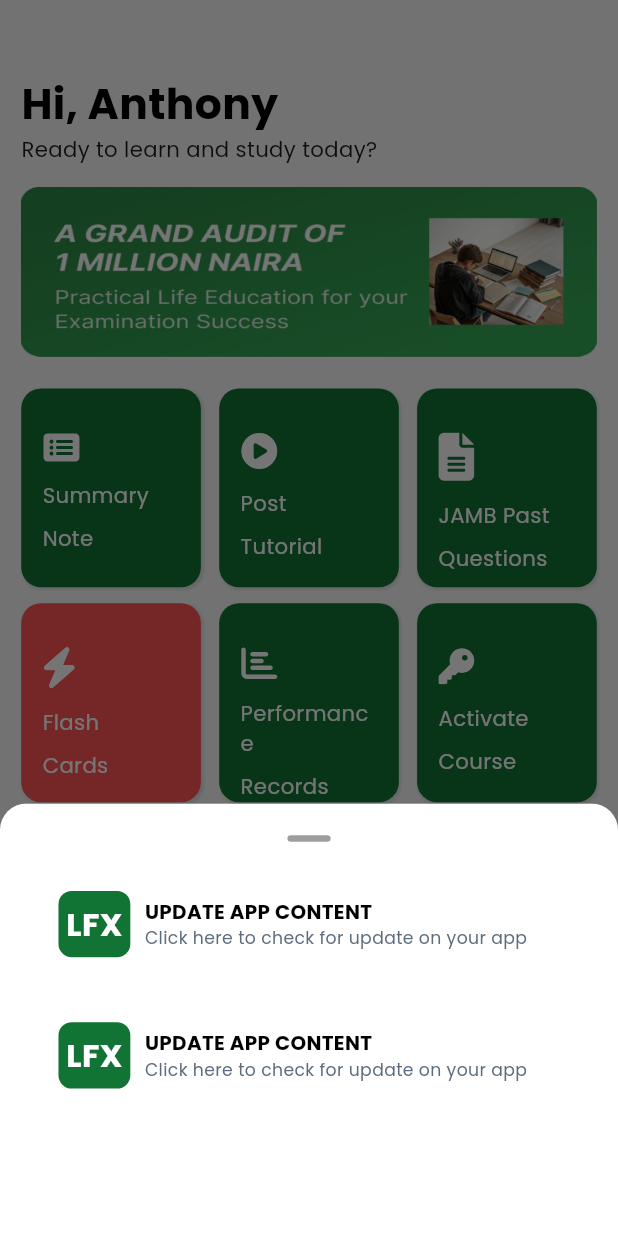
After one commit to Ehonrie/Clone-App, a Flutter app: the HomeView screen opened directly, after a tap on "Performance", on a phone screen of 412 x 824 dp. The commit adds this screen. Run offline on Flutter 3.47's test engine with Material 3 defaults, Android fonts, the phone set to English and light mode, and no system bars; drawn by our look-alikes of carousel_slider; our stand-ins replace flutter_screenutil, flutter_svg, google_fonts, vector_graphics.

Commit message:
update on the homepage

```diff
--- a/lib/features/home/presentation/pages/home_view.dart
+++ b/lib/features/home/presentation/pages/home_view.dart
@@ -6,6 +6,7 @@ import 'package:flutter/material.dart';
 import 'package:flutter_screenutil/flutter_screenutil.dart';
 
 import '../../../../gen/assets.gen.dart';
+import '../widget/performance_widget.dart';
 
 class HomeView extends StatefulWidget {
   const HomeView({super.key});
@@ -73,16 +74,19 @@ class _HomeViewState extends State<HomeView> {
                     icon: Assets.icons.summary.svg(),
                     title: "Summary",
                     title1: "Note",
+                    onTap: () {},
                   ),
                   QuickActions(
                     icon: Assets.icons.tutorial.svg(),
                     title: "Post ",
                     title1: "Tutorial",
+                    onTap: () {},
                   ),
                   QuickActions(
                     icon: Assets.icons.jamb.svg(),
                     title: "JAMB Past",
                     title1: "Questions",
+                    onTap: () {},
                   ),
                 ],
               ),
@@ -92,18 +96,35 @@ class _HomeViewState extends State<HomeView> {
                 children: [
                   QuickActions(
                     icon: Assets.icons.flash.svg(),
+                    color: Colors.redAccent,
                     title: "Flash",
                     title1: "Cards",
+                    onTap: () {},
                   ),
                   QuickActions(
                     icon: Assets.icons.record.svg(),
                     title: "Performance",
                     title1: "Records",
+                    onTap: () => showModalBottomSheet(
+                      shape: RoundedRectangleBorder(
+                        borderRadius: BorderRadius.vertical(
+                          top: Radius.circular(20),
+                        ),
+                      ),
+                      context: context,
+                      builder: (context) {
+                        return PerformanceWidget();
+                      },
+                      backgroundColor: Colors.transparent,
+                      isScrollControlled: true,
+                      isDismissible: true,
+                    ),
                   ),
                   QuickActions(
                     icon: Assets.icons.pin.svg(),
                     title: "Activate",
                     title1: "Course",
+                    onTap: () {},
                   ),
                 ],
               ),
@@ -288,19 +309,25 @@ class LfxStamp extends StatelessWidget {
 }
 
 class QuickActions extends StatelessWidget {
+  final VoidCallback onTap;
   final String title;
   final String title1;
   final Widget icon;
+  final Color? color;
   const QuickActions({
     super.key,
     required this.title,
     required this.icon,
     required this.title1,
+    this.color,
+    required this.onTap,
   });
 
   @override
   Widget build(BuildContext context) {
-    return Container(
+    return GestureDetector(
+      onTap: onTap,
+      child: Container(
         padding: EdgeInsets.all(16.sp),
         width: 125.w,
         height: 150.h,
@@ -313,7 +340,7 @@ class QuickActions extends StatelessWidget {
               spreadRadius: 0.5.r,
             ),
           ],
-        color: AppColors.primary,
+          color: color ?? AppColors.primary,
           borderRadius: BorderRadius.circular(15.r),
         ),
         child: Column(
@@ -326,16 +353,17 @@ class QuickActions extends StatelessWidget {
               title,
               style: Theme.of(
                 context,
-            ).textTheme.myBodyStyle2.copyWith(color: Colors.white),
+              ).textTheme.myBodyStyle.copyWith(color: Colors.white),
             ),
-          14.toColumnSizedBox(),
+            10.toColumnSizedBox(),
             Text(
               title1,
               style: Theme.of(
                 context,
-            ).textTheme.myBodyStyle2.copyWith(color: Colors.white),
+              ).textTheme.myBodyStyle.copyWith(color: Colors.white),
             ),
           ],
+        ),
       ),
     );
   }
--- /dev/null
+++ b/lib/features/home/presentation/widget/performance_widget.dart
@@ -0,0 +1,110 @@
+import 'package:clone_app/core/config/extention.dart';
+import 'package:clone_app/core/theme/text_extention.dart';
+import 'package:clone_app/features/home/presentation/pages/home_view.dart';
+import 'package:flutter/material.dart';
+import 'package:flutter_screenutil/flutter_screenutil.dart';
+
+class PerformanceWidget extends StatefulWidget {
+  const PerformanceWidget({super.key});
+
+  @override
+  State<PerformanceWidget> createState() => _PerformanceWidgetState();
+}
+
+class _PerformanceWidgetState extends State<PerformanceWidget> {
+  @override
+  Widget build(BuildContext context) {
+    return DraggableScrollableSheet(
+      initialChildSize: 0.35, // Controls the default height
+      minChildSize: 0.35, // Minimum height when collapsed
+      maxChildSize: 0.0,
+      builder: (BuildContext context, ScrollController scrollController) {
+        return ClipRRect(
+          borderRadius: BorderRadius.vertical(top: Radius.circular(20.r)),
+          child: Container(
+            padding: EdgeInsets.symmetric(horizontal: 25.w, vertical: 24.h),
+            height: MediaQuery.sizeOf(context).height * 0.7,
+            decoration: BoxDecoration(color: Colors.white),
+            child: SingleChildScrollView(
+              controller: scrollController,
+
+              child: Column(
+                crossAxisAlignment: CrossAxisAlignment.start,
+                children: [
+                  Center(
+                    child: Container(
+                      height: 5.h,
+                      width: 30.w,
+                      decoration: BoxDecoration(
+                        borderRadius: BorderRadius.circular(10.r),
+                        color: Colors.grey,
+                      ),
+                    ),
+                  ),
+                  20.toColumnSizedBox(),
+                  Container(
+                    padding: EdgeInsets.all(17.sp),
+                    decoration: BoxDecoration(
+                      color: Colors.white,
+                      borderRadius: BorderRadius.circular(10.r),
+                    ),
+                    child: Row(
+                      mainAxisAlignment: MainAxisAlignment.start,
+                      children: [
+                        LfxStamp(),
+                        10.toRowSizedBox(),
+                        Column(
+                          crossAxisAlignment: CrossAxisAlignment.start,
+                          children: [
+                            Text(
+                              "UPDATE APP CONTENT",
+                              style: Theme.of(context).textTheme.myTitleStyle2
+                                  .copyWith(color: Colors.black),
+                            ),
+                            Text(
+                              "Click here to check for update on your app",
+                              style: Theme.of(context).textTheme.myBodyStyle2,
+                            ),
+                          ],
+                        ),
+                      ],
+                    ),
+                  ),
+                  15.toColumnSizedBox(),
+                  Container(
+                    padding: EdgeInsets.all(17.sp),
+                    decoration: BoxDecoration(
+                      color: Colors.white,
+                      borderRadius: BorderRadius.circular(10.r),
+                    ),
+                    child: Row(
+                      mainAxisAlignment: MainAxisAlignment.start,
+                      children: [
+                        LfxStamp(),
+                        10.toRowSizedBox(),
+                        Column(
+                          crossAxisAlignment: CrossAxisAlignment.start,
+                          children: [
+                            Text(
+                              "UPDATE APP CONTENT",
+                              style: Theme.of(context).textTheme.myTitleStyle2
+                                  .copyWith(color: Colors.black),
+                            ),
+                            Text(
+                              "Click here to check for update on your app",
+                              style: Theme.of(context).textTheme.myBodyStyle2,
+                            ),
+                          ],
+                        ),
+                      ],
+                    ),
+                  ),
+                ],
+              ),
+            ),
+          ),
+        );
+      },
+    );
+  }
+}
```
Lines whose indentation alone changed are shown as unchanged.
